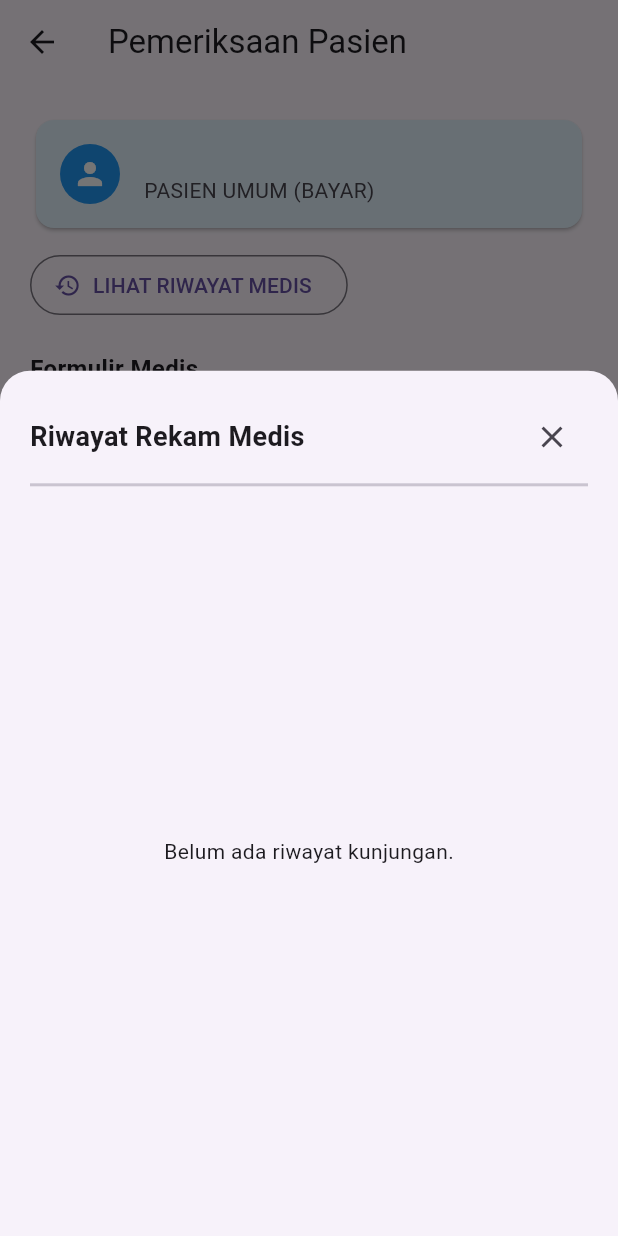
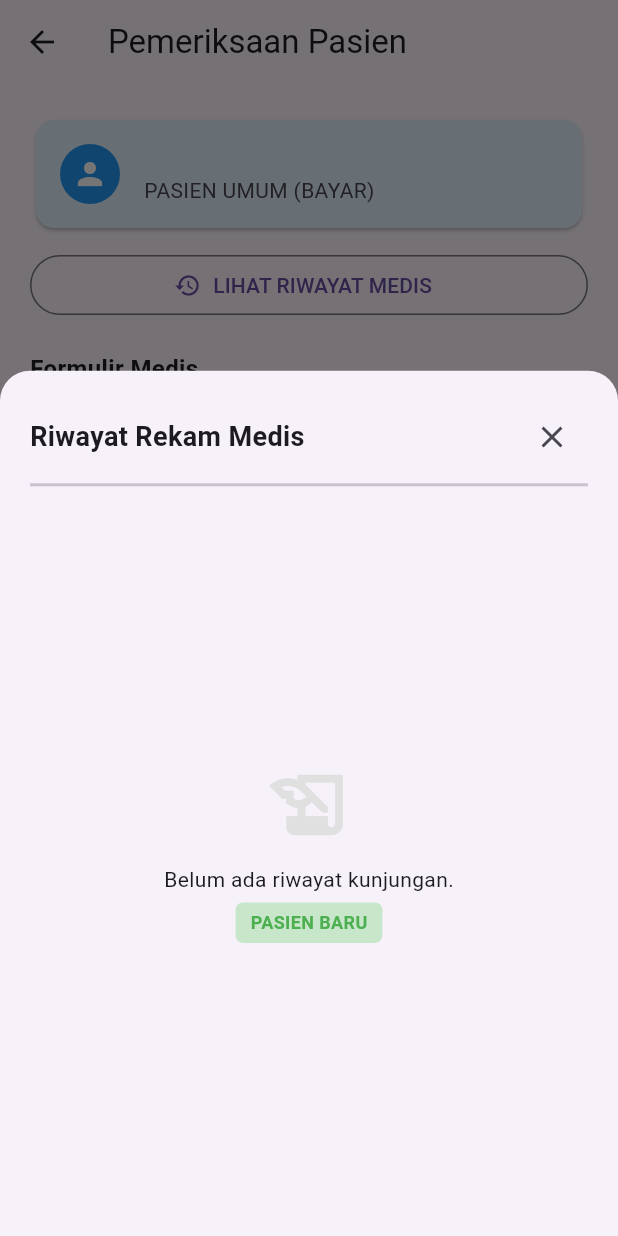
Before and after one commit to SidikRehan/uas-flutter-mobile, a Flutter app: the DokterPemeriksaanPage screen opened directly with empty values, after a tap on "LIHAT RIWAYAT MEDIS", on a phone screen of 412 x 824 dp. Run offline on Flutter 3.47's test engine with Material 3 defaults, Android fonts, the phone set to English and light mode, and no system bars; our stand-ins replace cloud_firestore, firebase_auth, firebase_core; accounts and stored records are empty.

Commit message:
push /2/2/26

```diff
--- a/lib/dokter/dokter_pemeriksaan_page.dart
+++ b/lib/dokter/dokter_pemeriksaan_page.dart
@@ -1,7 +1,7 @@
 import 'package:flutter/material.dart';
 import 'package:cloud_firestore/cloud_firestore.dart';
-import 'package:intl/intl.dart'; // Pastikan sudah run 'flutter pub add intl'
-import 'package:flutter/services.dart'; // Untuk input formatter
+import 'package:intl/intl.dart'; // Pastikan sudah run: flutter pub add intl
+import 'package:flutter/services.dart'; // Untuk LengthLimitingTextInputFormatter
 
 class DokterPemeriksaanPage extends StatefulWidget {
   final String bookingId;
@@ -14,12 +14,12 @@ class DokterPemeriksaanPage extends StatefulWidget {
 }
 
 class _DokterPemeriksaanPageState extends State<DokterPemeriksaanPage> {
-  // Controller Form
+  // Controller Form Medis
   final _diagnosaController = TextEditingController();
   final _resepController = TextEditingController();
   final _catatanController = TextEditingController();
 
-  // Controller Biaya
+  // Controller Biaya (Rincian)
   final _jasaDokterController = TextEditingController();
   final _biayaAdminController = TextEditingController();
   final _biayaOpsController = TextEditingController();
@@ -31,15 +31,24 @@ class _DokterPemeriksaanPageState extends State<DokterPemeriksaanPage> {
   void initState() {
     super.initState();
     _cekStatusDanBiaya();
+    // Listener: Hitung total otomatis setiap kali jasa dokter diubah
     _jasaDokterController.addListener(_hitungTotalOtomatis);
   }
 
   @override
   void dispose() {
     _jasaDokterController.removeListener(_hitungTotalOtomatis);
+    _diagnosaController.dispose();
+    _resepController.dispose();
+    _catatanController.dispose();
+    _jasaDokterController.dispose();
+    _biayaAdminController.dispose();
+    _biayaOpsController.dispose();
+    _totalBiayaController.dispose();
     super.dispose();
   }
 
+  // --- 1. LOGIKA STATUS PASIEN & BIAYA AWAL ---
   void _cekStatusDanBiaya() {
     String jenis = widget.dataPasien['jenis_pasien'] ?? 'Regular';
 
@@ -52,38 +61,40 @@ class _DokterPemeriksaanPageState extends State<DokterPemeriksaanPage> {
         _totalBiayaController.text = '0';
       } else {
         isBPJS = false;
-        // Default Jasa Dokter (Range Tengah)
-        _jasaDokterController.text = '50000';
-        _biayaAdminController.text = '20000';
-        _biayaOpsController.text = '30000';
-        _hitungTotalOtomatis();
+        // Default Biaya Non-BPJS
+        _jasaDokterController.text = '50000'; // Jasa Dokter Default
+        _biayaAdminController.text = '20000'; // Admin Tetap
+        _biayaOpsController.text = '30000';   // Operasional Tetap
+        _hitungTotalOtomatis(); // Hitung Total Awal
       }
     });
   }
 
+  // --- 2. RUMUS TOTAL BIAYA ---
   void _hitungTotalOtomatis() {
     if (isBPJS) return;
 
-    // Parsing aman (cegah error overflow)
+    // Parsing aman (cegah error jika kosong)
     int jasaDokter = int.tryParse(_jasaDokterController.text) ?? 0;
     int admin = int.tryParse(_biayaAdminController.text) ?? 0;
     int ops = int.tryParse(_biayaOpsController.text) ?? 0;
 
     int total = jasaDokter + admin + ops;
-
-    // Tampilkan Total
     _totalBiayaController.text = total.toString();
   }
 
+  // --- 3. HELPER FORMAT TANGGAL INDO ---
   String _formatTanggalIndo(String rawDate) {
     try {
       DateTime dt = DateTime.parse(rawDate);
+      // Format: Senin, 2 Feb 2026
       return DateFormat('EEEE, d MMM yyyy', 'id_ID').format(dt);
     } catch (e) {
       return rawDate;
     }
   }
 
+  // --- 4. POPUP RIWAYAT ---
   void _lihatRiwayatKunjungan() {
     showModalBottomSheet(
       context: context,
@@ -110,23 +121,45 @@ class _DokterPemeriksaanPageState extends State<DokterPemeriksaanPage> {
                       .collection('bookings')
                       .where('id_pasien', isEqualTo: widget.dataPasien['id_pasien'])
                       .where('status', isEqualTo: 'Selesai')
-                      .orderBy('created_at', descending: true)
+                      // .orderBy(...) <--- Dihapus sementara agar tidak butuh Index
                       .snapshots(),
                   builder: (context, snapshot) {
                     if (!snapshot.hasData) return const Center(child: CircularProgressIndicator());
                     var docs = snapshot.data!.docs;
-                    if (docs.isEmpty) return const Center(child: Text("Belum ada riwayat kunjungan."));
+
+                    if (docs.isEmpty) {
+                      return Center(
+                        child: Column(
+                          mainAxisAlignment: MainAxisAlignment.center,
+                          children: [
+                            Icon(Icons.history_edu, size: 60, color: Colors.grey[300]),
+                            const SizedBox(height: 10),
+                            const Text("Belum ada riwayat kunjungan."),
+                            const SizedBox(height: 5),
+                            Container(
+                                padding: const EdgeInsets.symmetric(horizontal: 10, vertical: 5),
+                                decoration: BoxDecoration(color: Colors.green[100], borderRadius: BorderRadius.circular(5)),
+                                child: const Text("PASIEN BARU", style: TextStyle(color: Colors.green, fontWeight: FontWeight.bold, fontSize: 12))
+                            )
+                          ],
+                        ),
+                      );
+                    }
+
                     return ListView.builder(
                       itemCount: docs.length,
                       itemBuilder: (context, index) {
                         var data = docs[index].data() as Map<String, dynamic>;
                         if (docs[index].id == widget.bookingId) return const SizedBox();
+
                         String tglIndo = _formatTanggalIndo(data['tanggal_booking'].toString().substring(0, 10));
                         return Card(
+                          margin: const EdgeInsets.only(bottom: 10),
                           child: ListTile(
                             title: Text(tglIndo, style: const TextStyle(fontWeight: FontWeight.bold)),
                             subtitle: Text("Diagnosa: ${data['hasil_medis']}\nObat: ${data['resep_obat']}"),
                             trailing: Text(data['poli'] ?? '-'),
+                            isThreeLine: true,
                           ),
                         );
                       },
@@ -141,14 +174,15 @@ class _DokterPemeriksaanPageState extends State<DokterPemeriksaanPage> {
     );
   }
 
+  // --- 5. FUNGSI SIMPAN & VALIDASI ---
   void _simpanPemeriksaan() async {
-    // 1. Validasi Input Kosong
+    // A. Validasi Form Medis
     if (_diagnosaController.text.isEmpty || _resepController.text.isEmpty) {
       ScaffoldMessenger.of(context).showSnackBar(const SnackBar(content: Text("Mohon lengkapi Diagnosa dan Resep.")));
       return;
     }
 
-    // 2. VALIDASI BATAS BIAYA DOKTER (Hanya untuk Non-BPJS)
+    // B. Validasi Biaya (Hanya Non-BPJS)
     if (!isBPJS) {
       int jasaDokter = int.tryParse(_jasaDokterController.text) ?? 0;
       if (jasaDokter < 30000) {
@@ -161,22 +195,26 @@ class _DokterPemeriksaanPageState extends State<DokterPemeriksaanPage> {
       }
     }
 
+    // C. Simpan ke Firestore
     try {
       await FirebaseFirestore.instance.collection('bookings').doc(widget.bookingId).update({
         'hasil_medis': _diagnosaController.text,
         'resep_obat': _resepController.text,
         'catatan_dokter': _catatanController.text,
+
+        // Rincian Biaya
         'biaya_jasa_dokter': _jasaDokterController.text,
         'biaya_admin': _biayaAdminController.text,
         'biaya_ops': _biayaOpsController.text,
         'biaya': _totalBiayaController.text,
+
         'status': 'Menunggu Pembayaran',
         'selesai_pada': FieldValue.serverTimestamp(),
       });
 
       if (mounted) {
         ScaffoldMessenger.of(context).showSnackBar(const SnackBar(content: Text("Pemeriksaan Selesai!"), backgroundColor: Colors.green));
-        Navigator.pop(context);
+        Navigator.pop(context); // Kembali ke Dashboard
       }
     } catch (e) {
       ScaffoldMessenger.of(context).showSnackBar(SnackBar(content: Text("Error: $e")));
@@ -198,6 +236,10 @@ class _DokterPemeriksaanPageState extends State<DokterPemeriksaanPage> {
   Widget build(BuildContext context) {
     var pasien = widget.dataPasien;
 
+    // Cek error validasi live (untuk warna merah di textfield)
+    int jasaVal = int.tryParse(_jasaDokterController.text) ?? 0;
+    bool jasaError = !isBPJS && (jasaVal > 100000);
+
     return Scaffold(
       appBar: AppBar(title: const Text("Pemeriksaan Pasien")),
       body: SingleChildScrollView(
@@ -205,7 +247,7 @@ class _DokterPemeriksaanPageState extends State<DokterPemeriksaanPage> {
         child: Column(
           crossAxisAlignment: CrossAxisAlignment.start,
           children: [
-            // INFO PASIEN
+            // KARTU INFO PASIEN
             Card(
               color: isBPJS ? Colors.green[50] : Colors.blue[50],
               child: ListTile(
@@ -218,10 +260,15 @@ class _DokterPemeriksaanPageState extends State<DokterPemeriksaanPage> {
               ),
             ),
             const SizedBox(height: 10),
-            OutlinedButton.icon(
+
+            // TOMBOL RIWAYAT
+            SizedBox(
+              width: double.infinity,
+              child: OutlinedButton.icon(
                 onPressed: _lihatRiwayatKunjungan,
                 icon: const Icon(Icons.history),
                 label: const Text("LIHAT RIWAYAT MEDIS"),
+              ),
             ),
 
             const SizedBox(height: 20),
@@ -253,7 +300,7 @@ class _DokterPemeriksaanPageState extends State<DokterPemeriksaanPage> {
               controller: _jasaDokterController,
               keyboardType: TextInputType.number,
               readOnly: isBPJS,
-              // BATAS INPUT: Maksimal 6 digit (999.999) agar tidak error '4e+33'
+              // LIMITER: Max 6 digit (999.999) agar tidak error Overflow
               inputFormatters: [
                 LengthLimitingTextInputFormatter(6),
                 FilteringTextInputFormatter.digitsOnly
@@ -262,7 +309,8 @@ class _DokterPemeriksaanPageState extends State<DokterPemeriksaanPage> {
                 labelText: "Jasa Dokter (Min 30rb - Max 100rb)",
                 border: const OutlineInputBorder(),
                 prefixText: "Rp ",
-                errorText: (!isBPJS && (int.tryParse(_jasaDokterController.text) ?? 0) > 100000) ? "Maksimal 100rb!" : null
+                // Error text muncul realtime jika > 100rb
+                errorText: jasaError ? "Maksimal 100rb!" : null,
               ),
             ),
             const SizedBox(height: 10),
```
